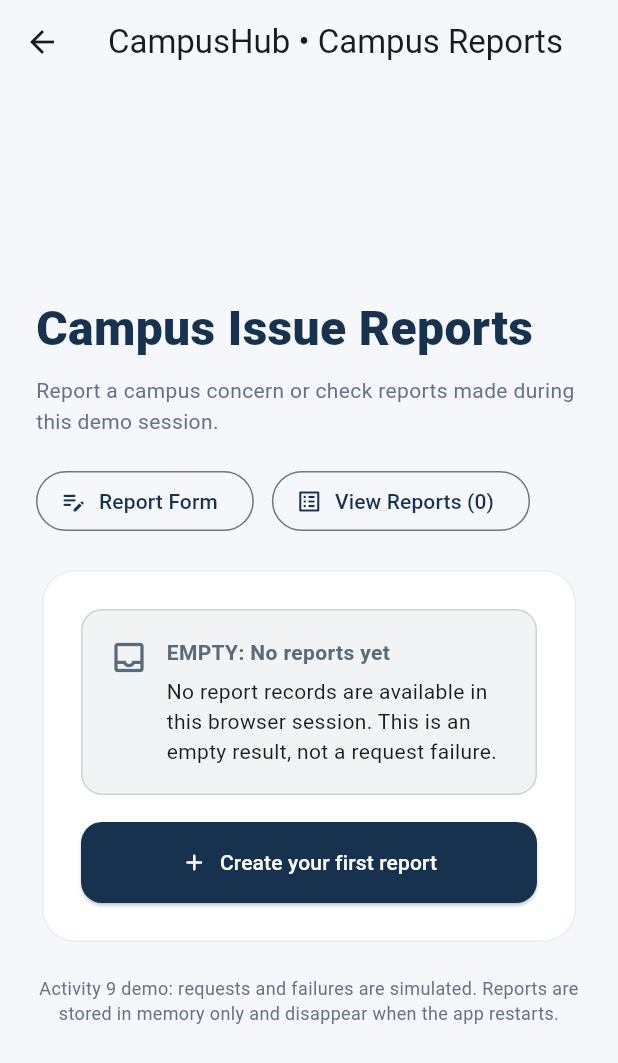
After one commit to jeraldfuertes-prog/semester_project, a Flutter app: the ReportFormScreen screen opened by its route, after a tap on an icon or button, on a phone screen of 412 x 824 dp. The commit adds this screen. Shown: the top 1063 px of the screen. Run offline on Flutter 3.47's test engine with Material 3 defaults, Android fonts, the phone set to English and light mode, and no system bars.

Commit message:
Add report form and Flutter UI states

```diff
--- a/analysis_options.yaml
+++ b/analysis_options.yaml
@@ -1 +1,5 @@
+analyzer:
+  exclude:
+    - build/**
+    - web/**
 include: package:flutter_lints/flutter.yaml
--- a/lib/app.dart
+++ b/lib/app.dart
@@ -1,6 +1,7 @@
 import 'package:flutter/material.dart';
 import 'screens/home_screen.dart';
 import 'screens/login_screen.dart';
+import 'screens/report_form_screen.dart';
 
 class CampusHubApp extends StatelessWidget {
   const CampusHubApp({super.key});
@@ -34,6 +35,7 @@ class CampusHubApp extends StatelessWidget {
       routes: {
         '/': (_) => const HomeScreen(),
         '/login': (_) => const LoginScreen(),
+        '/report': (_) => const ReportFormScreen(),
       },
     );
   }
--- a/lib/screens/home_screen.dart
+++ b/lib/screens/home_screen.dart
@@ -77,7 +77,7 @@ class HomeScreen extends StatelessWidget {
                   const SizedBox(
                     width: 580,
                     child: Text(
-                      'A simple starting point for student services. This prototype demonstrates a Flutter Web home page, reusable UI components, and navigation to a login form.',
+                      'A simple starting point for student services. This prototype demonstrates Flutter Web navigation, a login form, and a simulated campus issue reporting feature.',
                       style: TextStyle(
                         fontSize: 17,
                         height: 1.6,
@@ -91,6 +91,12 @@ class HomeScreen extends StatelessWidget {
                     icon: Icons.arrow_forward_rounded,
                     onPressed: () =>
                         Navigator.pushNamed(context, '/login'),
+                  ),
+                  const SizedBox(height: 12),
+                  AppButton(
+                    label: 'Submit a Campus Report',
+                    icon: Icons.report_problem_outlined,
+                    onPressed: () => Navigator.pushNamed(context, '/report'),
                   ),
                   const SizedBox(height: 46),
                   Wrap(
@@ -116,7 +122,7 @@ class HomeScreen extends StatelessWidget {
                   ),
                   const SizedBox(height: 28),
                   const Text(
-                    'Activity 8 baseline • Backend not connected',
+                    'Activity 9 extension • Backend not connected',
                     style: TextStyle(color: Color(0xFF7A8795), fontSize: 12),
                   ),
                 ],
--- /dev/null
+++ b/lib/screens/report_form_screen.dart
@@ -0,0 +1,468 @@
+import 'package:flutter/material.dart';
+
+import '../widgets/app_button.dart';
+import '../widgets/app_text_field.dart';
+
+// Activity 9: each state is triggered by a real UI action.
+enum ReportUiState { idle, loading, success, empty, error }
+
+class ReportFormScreen extends StatefulWidget {
+  const ReportFormScreen({super.key});
+
+  @override
+  State<ReportFormScreen> createState() => _ReportFormScreenState();
+}
+
+class _ReportFormScreenState extends State<ReportFormScreen> {
+  final _formKey = GlobalKey<FormState>();
+  final _titleController = TextEditingController();
+  final _descriptionController = TextEditingController();
+  final _locationController = TextEditingController();
+
+  // Browser-session-only demo data; nothing is saved to a real database.
+  final List<_CampusReport> _reports = [];
+  ReportUiState _uiState = ReportUiState.idle;
+  String? _selectedCategory;
+  bool _simulateFailure = false;
+  bool _showReports = false;
+
+  bool get _isLoading => _uiState == ReportUiState.loading;
+
+  @override
+  void dispose() {
+    _titleController.dispose();
+    _descriptionController.dispose();
+    _locationController.dispose();
+    super.dispose();
+  }
+
+  void _showReportList() {
+    if (_isLoading) return;
+    setState(() {
+      _showReports = true;
+      _uiState = _reports.isEmpty
+          ? ReportUiState.empty
+          : ReportUiState.idle;
+    });
+  }
+
+  void _openForm({bool clearFields = false}) {
+    if (_isLoading) return;
+    if (clearFields) {
+      _titleController.clear();
+      _descriptionController.clear();
+      _locationController.clear();
+      _selectedCategory = null;
+    }
+    setState(() {
+      _showReports = false;
+      _simulateFailure = false;
+      _uiState = ReportUiState.idle;
+    });
+  }
+
+  Future<void> _submitReport() async {
+    if (_isLoading || !_formKey.currentState!.validate()) return;
+
+    // Snapshot values before the asynchronous operation starts.
+    final title = _titleController.text.trim();
+    final description = _descriptionController.text.trim();
+    final location = _locationController.text.trim();
+    final category = _selectedCategory!;
+    final shouldFail = _simulateFailure;
+
+    setState(() => _uiState = ReportUiState.loading);
+
+    try {
+      // A temporary simulated API request (no REST API or database yet).
+      await Future<void>.delayed(const Duration(seconds: 5));
+      if (shouldFail) throw StateError('Simulated network failure');
+      if (!mounted) return;
+
+      setState(() {
+        _reports.insert(
+          0,
+          _CampusReport(
+            title: title,
+            category: category,
+            description: description,
+            location: location.isEmpty ? 'Not specified' : location,
+          ),
+        );
+        _uiState = ReportUiState.success;
+      });
+    } catch (_) {
+      if (!mounted) return;
+      setState(() => _uiState = ReportUiState.error);
+    }
+  }
+
+  Future<void> _retryReport() async {
+    if (_isLoading) return;
+    // Turn off the deliberate failure so Retry demonstrates recovery.
+    setState(() => _simulateFailure = false);
+    await _submitReport();
+  }
+
+  @override
+  Widget build(BuildContext context) {
+    return Scaffold(
+      appBar: AppBar(
+        title: const Text('CampusHub • Campus Reports'),
+        backgroundColor: Colors.transparent,
+      ),
+      body: SafeArea(
+        child: Center(
+          child: SingleChildScrollView(
+            padding: const EdgeInsets.all(24),
+            child: ConstrainedBox(
+              constraints: const BoxConstraints(maxWidth: 720),
+              child: Column(
+                crossAxisAlignment: CrossAxisAlignment.stretch,
+                children: [
+                  const Text(
+                    'Campus Issue Reports',
+                    style: TextStyle(
+                      fontSize: 32,
+                      fontWeight: FontWeight.w800,
+                      color: Color(0xFF16324F),
+                    ),
+                  ),
+                  const SizedBox(height: 8),
+                  const Text(
+                    'Report a campus concern or check reports made during this demo session.',
+                    style: TextStyle(color: Color(0xFF657386), height: 1.5),
+                  ),
+                  const SizedBox(height: 18),
+                  Wrap(
+                    spacing: 12,
+                    runSpacing: 8,
+                    children: [
+                      OutlinedButton.icon(
+                        onPressed: _isLoading ? null : () => _openForm(),
+                        icon: const Icon(Icons.edit_note_rounded),
+                        label: const Text('Report Form'),
+                      ),
+                      OutlinedButton.icon(
+                        onPressed: _isLoading ? null : _showReportList,
+                        icon: const Icon(Icons.list_alt_rounded),
+                        label: Text('View Reports (${_reports.length})'),
+                      ),
+                    ],
+                  ),
+                  const SizedBox(height: 18),
+                  Card(
+                    elevation: 0,
+                    color: Colors.white,
+                    shape: RoundedRectangleBorder(
+                      borderRadius: BorderRadius.circular(22),
+                      side: const BorderSide(color: Color(0xFFE7ECF2)),
+                    ),
+                    child: Padding(
+                      padding: const EdgeInsets.all(26),
+                      child: _showReports ? _buildReportList() : _buildForm(),
+                    ),
+                  ),
+                  const SizedBox(height: 18),
+                  const Text(
+                    'Activity 9 demo: requests and failures are simulated. '
+                    'Reports are stored in memory only and disappear when the app restarts.',
+                    textAlign: TextAlign.center,
+                    style: TextStyle(fontSize: 12, color: Color(0xFF657386)),
+                  ),
+                ],
+              ),
+            ),
+          ),
+        ),
+      ),
+    );
+  }
+
+  Widget _buildForm() {
+    return Form(
+      key: _formKey,
+      autovalidateMode: AutovalidateMode.onUserInteraction,
+      child: Column(
+        crossAxisAlignment: CrossAxisAlignment.stretch,
+        children: [
+          const Text(
+            'Submit a new report',
+            style: TextStyle(fontSize: 23, fontWeight: FontWeight.bold),
+          ),
+          const SizedBox(height: 8),
+          const Text(
+            'Fields marked with * are required.',
+            style: TextStyle(color: Color(0xFF657386)),
+          ),
+          const SizedBox(height: 22),
+          AppTextField(
+            controller: _titleController,
+            label: 'Report title *',
+            hint: 'e.g., Broken classroom projector',
+            icon: Icons.title_rounded,
+            enabled: !_isLoading,
+            validator: (value) {
+              final text = value?.trim() ?? '';
+              if (text.isEmpty) return 'Please enter a report title.';
+              if (text.length < 5) return 'Use at least 5 characters.';
+              return null;
+            },
+          ),
+          const SizedBox(height: 18),
+          DropdownButtonFormField<String>(
+            key: ValueKey(_selectedCategory),
+            value: _selectedCategory,
+            isExpanded: true,
+            decoration: const InputDecoration(
+              labelText: 'Category *',
+              prefixIcon: Icon(Icons.category_outlined),
+            ),
+            hint: const Text('Choose a concern category'),
+            items: const [
+              DropdownMenuItem(value: 'IT Support', child: Text('IT Support')),
+              DropdownMenuItem(value: 'Facilities', child: Text('Facilities')),
+              DropdownMenuItem(value: 'Safety', child: Text('Safety')),
+              DropdownMenuItem(value: 'Other', child: Text('Other')),
+            ],
+            onChanged: _isLoading
+                ? null
+                : (value) => setState(() => _selectedCategory = value),
+            validator: (value) => value == null
+                ? 'Please select a report category.'
+                : null,
+          ),
+          const SizedBox(height: 18),
+          AppTextField(
+            controller: _descriptionController,
+            label: 'Description *',
+            hint: 'Explain what happened and what needs attention.',
+            icon: Icons.description_outlined,
+            maxLines: 4,
+            enabled: !_isLoading,
+            validator: (value) {
+              final text = value?.trim() ?? '';
+              if (text.isEmpty) return 'Please describe the issue.';
+              if (text.length < 15) {
+                return 'Use at least 15 characters in the description.';
+              }
+              return null;
+            },
+          ),
+          const SizedBox(height: 18),
+          AppTextField(
+            controller: _locationController,
+            label: 'Campus location (optional)',
+            hint: 'e.g., Computer Lab 2',
+            icon: Icons.place_outlined,
+            enabled: !_isLoading,
+          ),
+          const SizedBox(height: 14),
+          SwitchListTile.adaptive(
+            contentPadding: EdgeInsets.zero,
+            title: const Text('Simulate an error'),
+            subtitle: const Text('Enable to test Error and Retry states.'),
+            value: _simulateFailure,
+            onChanged: _isLoading
+                ? null
+                : (value) => setState(() => _simulateFailure = value),
+          ),
+          const SizedBox(height: 14),
+          AppButton(
+            label: _isLoading ? 'Submitting...' : 'Submit Report',
+            icon: Icons.send_rounded,
+            onPressed: _isLoading ? null : _submitReport,
+            expanded: true,
+          ),
+          const SizedBox(height: 18),
+          if (_uiState == ReportUiState.loading)
+            const _FeedbackPanel(
+              icon: Icons.hourglass_top_rounded,
+              title: 'LOADING: Submitting report...',
+              message: 'Simulated request in progress. Please do not submit twice.',
+              color: Color(0xFF1A6AB0),
+              showProgress: true,
+            ),
+          if (_uiState == ReportUiState.success) ...[
+            const _FeedbackPanel(
+              icon: Icons.check_circle_outline_rounded,
+              title: 'SUCCESS: Report submitted',
+              message: 'Your report was added to this demo session only. '
+                  'No database record was created.',
+              color: Color(0xFF087F78),
+            ),
+            const SizedBox(height: 12),
+            AppButton(
+              label: 'View submitted reports',
+              icon: Icons.list_alt_rounded,
+              onPressed: _showReportList,
+              expanded: true,
+            ),
+            const SizedBox(height: 10),
+            TextButton(
+              onPressed: () => _openForm(clearFields: true),
+              child: const Text('Create another report'),
+            ),
+          ],
+          if (_uiState == ReportUiState.error) ...[
+            const _FeedbackPanel(
+              icon: Icons.error_outline_rounded,
+              title: 'ERROR: Submission failed',
+              message: 'This is a deliberately simulated request failure. '
+                  'Your report was not added. Retry to send it successfully.',
+              color: Color(0xFFC2413B),
+            ),
+            const SizedBox(height: 12),
+            AppButton(
+              label: 'Retry submission',
+              icon: Icons.refresh_rounded,
+              onPressed: _retryReport,
+              expanded: true,
+            ),
+          ],
+        ],
+      ),
+    );
+  }
+
+  Widget _buildReportList() {
+    if (_reports.isEmpty) {
+      return Column(
+        crossAxisAlignment: CrossAxisAlignment.stretch,
+        children: [
+          const _FeedbackPanel(
+            icon: Icons.inbox_outlined,
+            title: 'EMPTY: No reports yet',
+            message: 'No report records are available in this browser session. '
+                'This is an empty result, not a request failure.',
+            color: Color(0xFF576B7B),
+          ),
+          const SizedBox(height: 18),
+          AppButton(
+            label: 'Create your first report',
+            icon: Icons.add_rounded,
+            onPressed: () => _openForm(clearFields: true),
+            expanded: true,
+          ),
+        ],
+      );
+    }
+
+    return Column(
+      crossAxisAlignment: CrossAxisAlignment.stretch,
+      children: [
+        Text(
+          'Session reports (${_reports.length})',
+          style: const TextStyle(fontSize: 22, fontWeight: FontWeight.bold),
+        ),
+        const SizedBox(height: 8),
+        const Text(
+          'Demo entries only — not stored on a server.',
+          style: TextStyle(color: Color(0xFF657386)),
+        ),
+        const SizedBox(height: 16),
+        for (final report in _reports) ...[
+          Container(
+            padding: const EdgeInsets.all(16),
+            decoration: BoxDecoration(
+              color: const Color(0xFFF5F7FA),
+              borderRadius: BorderRadius.circular(14),
+              border: Border.all(color: const Color(0xFFE7ECF2)),
+            ),
+            child: Column(
+              crossAxisAlignment: CrossAxisAlignment.start,
+              children: [
+                Text(report.title,
+                    style: const TextStyle(
+                        fontSize: 18, fontWeight: FontWeight.bold)),
+                const SizedBox(height: 6),
+                Text('${report.category} • ${report.location}',
+                    style: const TextStyle(color: Color(0xFF087F78))),
+                const SizedBox(height: 8),
+                Text(report.description),
+              ],
+            ),
+          ),
+          const SizedBox(height: 12),
+        ],
+        AppButton(
+          label: 'Create another report',
+          icon: Icons.add_rounded,
+          onPressed: () => _openForm(clearFields: true),
+          expanded: true,
+        ),
+      ],
+    );
+  }
+}
+
+class _CampusReport {
+  const _CampusReport({
+    required this.title,
+    required this.category,
+    required this.description,
+    required this.location,
+  });
+
+  final String title;
+  final String category;
+  final String description;
+  final String location;
+}
+
+class _FeedbackPanel extends StatelessWidget {
+  const _FeedbackPanel({
+    required this.icon,
+    required this.title,
+    required this.message,
+    required this.color,
+    this.showProgress = false,
+  });
+
+  final IconData icon;
+  final String title;
+  final String message;
+  final Color color;
+  final bool showProgress;
+
+  @override
+  Widget build(BuildContext context) {
+    return Container(
+      padding: const EdgeInsets.all(18),
+      decoration: BoxDecoration(
+        color: color.withOpacity(0.08),
+        borderRadius: BorderRadius.circular(14),
+        border: Border.all(color: color.withOpacity(0.25)),
+      ),
+      child: Row(
+        crossAxisAlignment: CrossAxisAlignment.start,
+        children: [
+          if (showProgress)
+            SizedBox(
+              width: 24,
+              height: 24,
+              child: CircularProgressIndicator(
+                strokeWidth: 3,
+                color: color,
+              ),
+            )
+          else
+            Icon(icon, color: color, size: 26),
+          const SizedBox(width: 12),
+          Expanded(
+            child: Column(
+              crossAxisAlignment: CrossAxisAlignment.start,
+              children: [
+                Text(title,
+                    style: TextStyle(
+                        color: color, fontWeight: FontWeight.bold)),
+                const SizedBox(height: 6),
+                Text(message),
+              ],
+            ),
+          ),
+        ],
+      ),
+    );
+  }
+}
--- a/lib/widgets/app_button.dart
+++ b/lib/widgets/app_button.dart
@@ -10,7 +10,7 @@ class AppButton extends StatelessWidget {
   });
 
   final String label;
-  final VoidCallback onPressed;
+  final VoidCallback? onPressed;
   final IconData? icon;
   final bool expanded;
 
--- a/lib/widgets/app_text_field.dart
+++ b/lib/widgets/app_text_field.dart
@@ -11,6 +11,8 @@ class AppTextField extends StatelessWidget {
     this.obscureText = false,
     this.suffixIcon,
     this.validator,
+    this.maxLines = 1,
+    this.enabled = true,
   });
 
   final TextEditingController controller;
@@ -21,6 +23,8 @@ class AppTextField extends StatelessWidget {
   final bool obscureText;
   final Widget? suffixIcon;
   final String? Function(String?)? validator;
+  final int maxLines;
+  final bool enabled;
 
   @override
   Widget build(BuildContext context) {
@@ -29,6 +33,8 @@ class AppTextField extends StatelessWidget {
       keyboardType: keyboardType,
       obscureText: obscureText,
       validator: validator,
+      maxLines: maxLines,
+      enabled: enabled,
       decoration: InputDecoration(
         labelText: label,
         hintText: hint,
```
Also changed, not shown: pubspec.lock, 4 other files.
